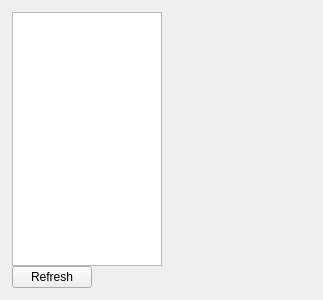
The window that nplab/ui/hdf5_browser.ui (nanophotonics/nplab) describes before a commit, drawn with Qt 5.
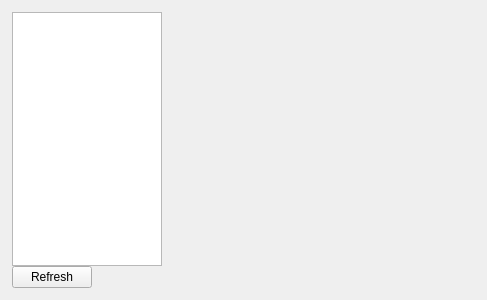
The same window after the commit.

Commit message: HDF5 file integration updated

```diff
--- a/nplab/ui/hdf5_browser.ui
+++ b/nplab/ui/hdf5_browser.ui
@@ -6,7 +6,7 @@
    <rect>
     <x>0</x>
     <y>0</y>
-    <width>323</width>
+    <width>487</width>
     <height>300</height>
    </rect>
   </property>
```
The commit also changes 2 other files.
